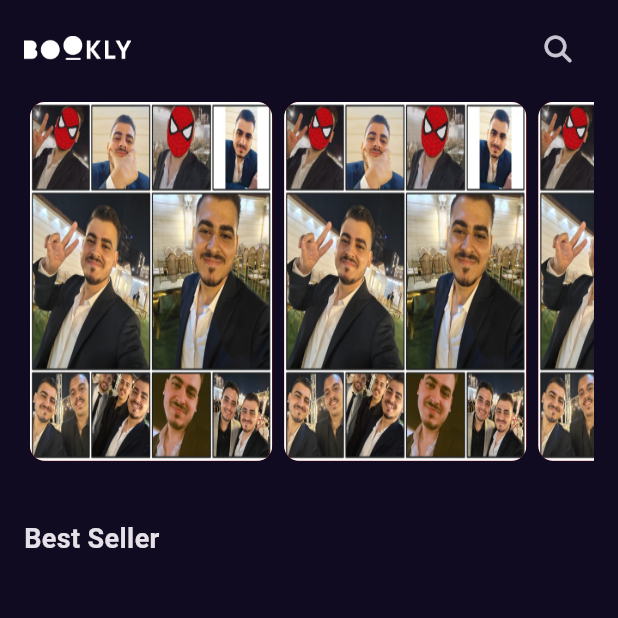
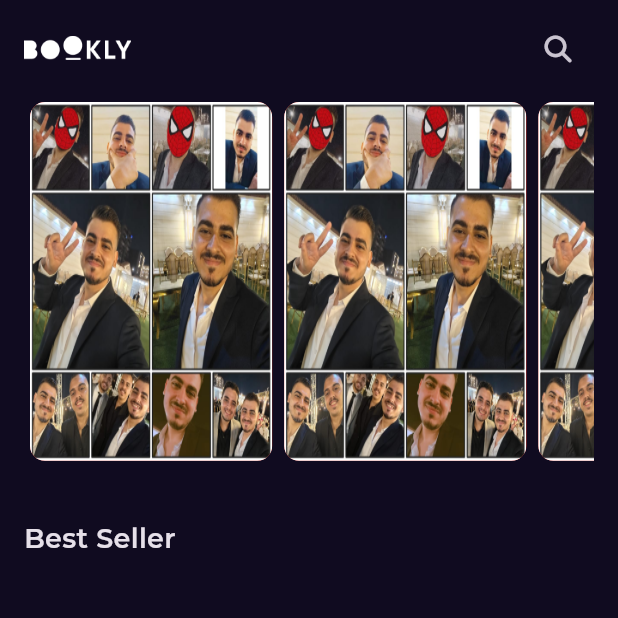
Before and after one commit to omarkhaled200/Bookly_app, a Flutter app: the screen it shows after launch, on a phone screen of 412 x 824 dp, the top half of it. Run offline on Flutter 3.47's test engine with Material 3 defaults, Android fonts, the phone set to English and light mode, and no system bars; our stand-ins replace font_awesome_flutter, get, google_fonts.

Commit message:
Add Font Family to our App

```diff
--- a/lib/main.dart
+++ b/lib/main.dart
@@ -2,6 +2,7 @@ import 'package:bookly_app/Feature/Splash/peresentation/Views/Splash_View.dart';
 import 'package:bookly_app/constant.dart';
 import 'package:flutter/material.dart';
 import 'package:get/get.dart';
+import 'package:google_fonts/google_fonts.dart';
 
 void main() {
   runApp(const BooklyApp());
@@ -12,10 +13,15 @@ class BooklyApp extends StatelessWidget {
 
   @override
   Widget build(BuildContext context) {
-    return  GetMaterialApp(
+    return GetMaterialApp(
       debugShowCheckedModeBanner: false,
-      theme: ThemeData.dark().copyWith(scaffoldBackgroundColor: kPrimaryColor),
-      home:const SplashView(),
+      theme: ThemeData.dark().copyWith(
+        scaffoldBackgroundColor: kPrimaryColor,
+        textTheme: GoogleFonts.montserratTextTheme(
+          ThemeData.dark().textTheme,
+        ),
+      ),
+      home: const SplashView(),
     );
   }
 }
```
Also changed, not shown: pubspec.yaml (+1 -6 lines), pubspec.lock, 1 other file.
